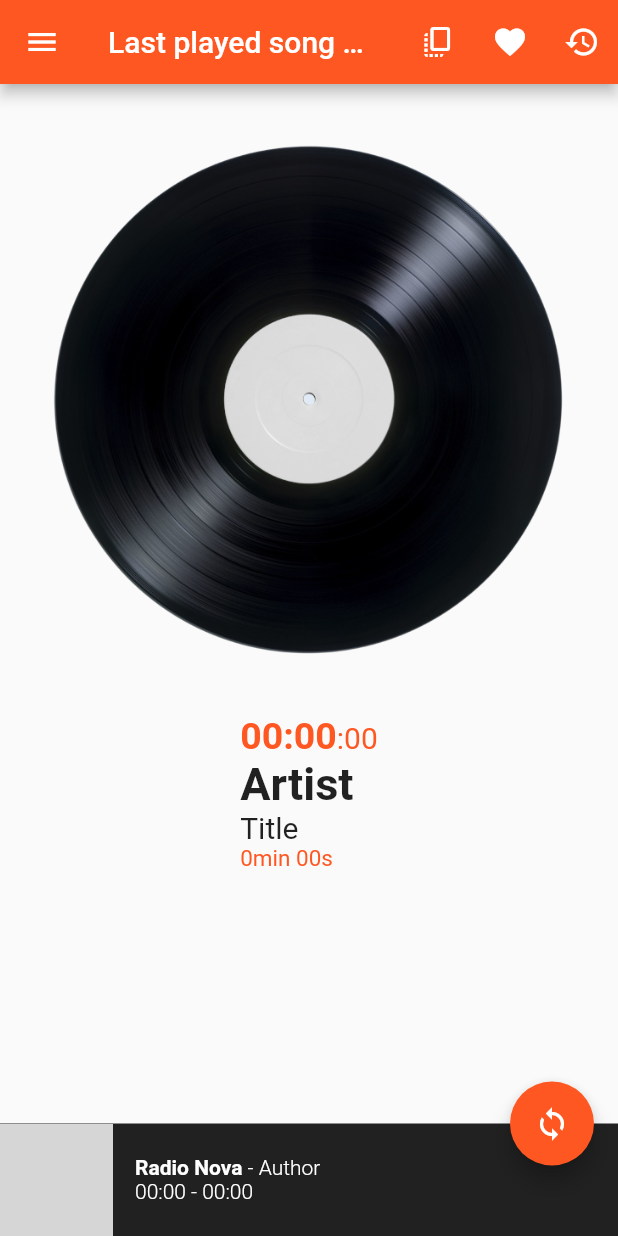
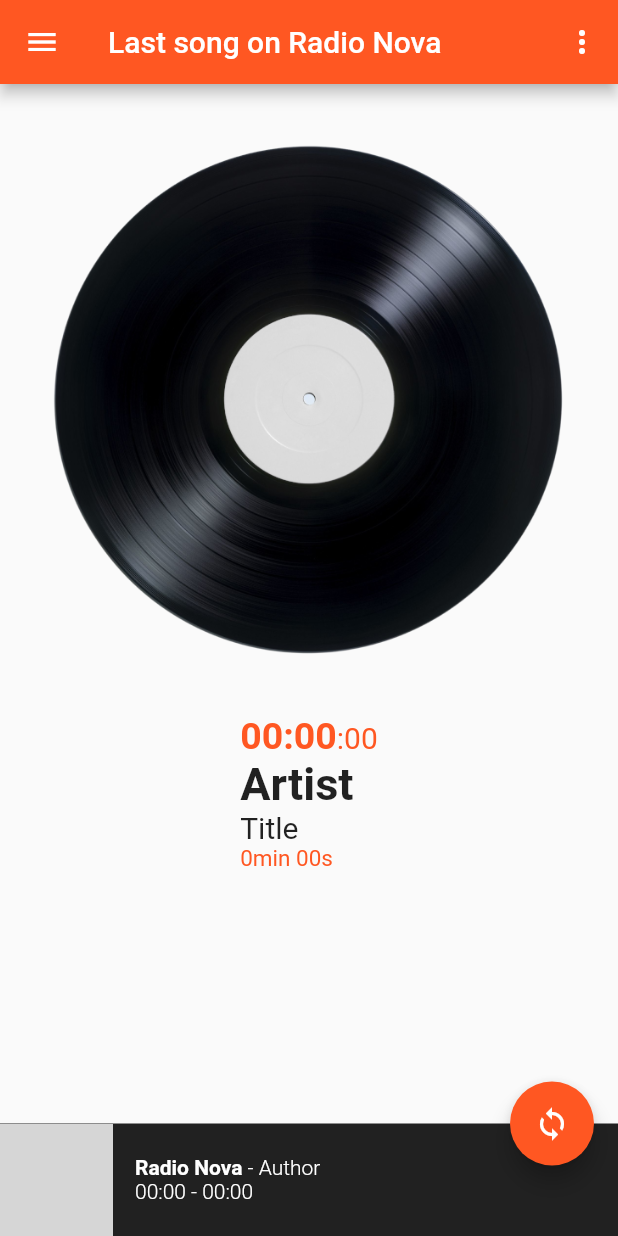
Before and after one commit to solsticedhiver/last_song, a Flutter app: the screen it shows after launch, on a phone screen of 412 x 824 dp. Run offline on Flutter 3.47's test engine with Material 2 defaults, Android fonts, the phone set to English and light mode, and no system bars; our stand-ins replace cached_network_image, html_unescape, shared_preferences, timezone; missing offline and left inert: web_scraper; network calls fail; grey boxes are pictures that could not be loaded.

Commit message:
On small screen, move all action buttons in a (3 dots) PopupMenu

```diff
--- a/lib/main.dart
+++ b/lib/main.dart
@@ -163,44 +163,10 @@ class _MyHomePageState extends State<MyHomePage> {
       key: scaffoldKey,
       drawer: _buildDrawer(),
       appBar: AppBar(
-        title: Text(widget.title),
-        actions: <Widget>[
-          IconButton(
-              onPressed: () {
-                final cm = Provider.of<ChannelManager>(context, listen: false);
-                StringBuffer txt = StringBuffer(
-                    '${cm.currentChannel.currentTrack.artist.toTitleCase()} - ${cm.currentChannel.currentTrack.title.toTitleCase()}');
-                if (cm.currentChannel.currentTrack.album.isNotEmpty &&
-                    cm.currentChannel.currentTrack.album != 'Album') {
-                  txt.write(' - ${cm.currentChannel.currentTrack.album}');
-                }
-                _copyToClipboard(txt.toString());
-              },
-              tooltip: 'Copy all',
-              icon: const Icon(Icons.copy_all)),
-          IconButton(
-            icon: const Icon(Icons.favorite),
-            tooltip: 'Favorites',
-            onPressed: () {
-              Navigator.of(context).push(
-                MaterialPageRoute(
-                  builder: (context) => _buildFavoriteRoute(),
-                ),
-              );
-            },
-          ),
-          IconButton(
-            icon: const Icon(Icons.history),
-            tooltip: 'Track history',
-            onPressed: () {
-              Navigator.of(context).push(
-                MaterialPageRoute(
-                  builder: (context) => _buildLastSongListRoute(),
-                ),
-              );
-            },
-          ),
-        ],
+        title: Text((MediaQuery.of(context).size.width < 700)
+            ? widget.title.replaceFirst(' played ', ' ')
+            : widget.title),
+        actions: _buildActionButtons(context),
       ),
       body: LayoutBuilder(builder: (context, constraints) {
         return RefreshIndicator(
@@ -228,6 +194,68 @@ class _MyHomePageState extends State<MyHomePage> {
       bottomSheet: _buildBottomSheet(),
     );
     return scaffold;
+  }
+
+  List<Widget> _buildActionButtons(BuildContext context) {
+    final actions = <IconButton>[
+      IconButton(
+        icon: const Icon(Icons.copy_all),
+        tooltip: 'Copy all',
+        onPressed: () {
+          final cm = Provider.of<ChannelManager>(context, listen: false);
+          StringBuffer txt = StringBuffer(
+              '${cm.currentChannel.currentTrack.artist.toTitleCase()} - ${cm.currentChannel.currentTrack.title.toTitleCase()}');
+          if (cm.currentChannel.currentTrack.album.isNotEmpty &&
+              cm.currentChannel.currentTrack.album != 'Album') {
+            txt.write(' - ${cm.currentChannel.currentTrack.album}');
+          }
+          _copyToClipboard(txt.toString());
+        },
+      ),
+      IconButton(
+        icon: const Icon(Icons.favorite),
+        tooltip: 'Favorites',
+        onPressed: () {
+          Navigator.of(context).push(
+            MaterialPageRoute(
+              builder: (context) => _buildFavoriteRoute(),
+            ),
+          );
+        },
+      ),
+      IconButton(
+        icon: const Icon(Icons.history),
+        tooltip: 'Track history',
+        onPressed: () {
+          Navigator.of(context).push(
+            MaterialPageRoute(
+              builder: (context) => _buildLastSongListRoute(),
+            ),
+          );
+        },
+      ),
+    ];
+    if (MediaQuery.of(context).size.width > 500) {
+      // return the list of IconButtons if screen is large enough
+      return actions;
+    } else {
+      // build a PopupMenuButton from the IconsButtons
+      return <Widget>[
+        PopupMenuButton<IconButton>(itemBuilder: (context) {
+          return actions.map((e) {
+            return PopupMenuItem<IconButton>(
+              // Navigator inside PopupMenuItem does not work: https://stackoverflow.com/a/69589313/283067
+              onTap: () async {
+                await Future.delayed(Duration.zero, () {
+                  e.onPressed!();
+                });
+              },
+              child: Text(e.tooltip!),
+            );
+          }).toList();
+        })
+      ];
+    }
   }
 
   Widget _buildDrawer() {
```
